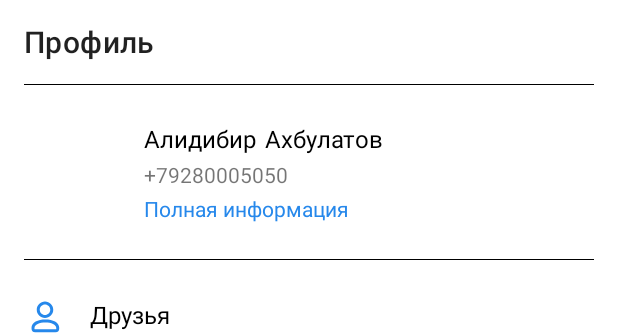
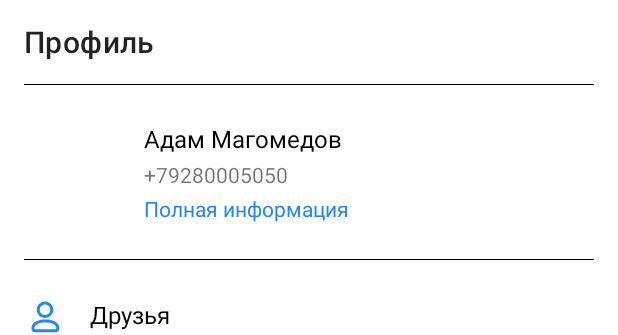
Before and after one commit to adammagomedov1/Vcontachim, an Android app: the layout fragment_profile.xml on its own in the app's theme, with its tools: preview values and no code run, on a phone screen of 412 x 824 dp. Shown: the top 335 px of the screen. Run offline under Robolectric (Android 15) with nearby library versions, the phone set to English and light mode, and no system bars.

Commit message:
Исправил зомечания

```diff
--- a/app/src/main/java/com/example/vcontachim/network/VcontachimService.kt
+++ b/app/src/main/java/com/example/vcontachim/network/VcontachimService.kt
@@ -1,18 +1,16 @@
 package com.example.vcontachim.network
 
-import android.content.SharedPreferences
 import com.example.vcontachim.models.Users
 import retrofit2.http.GET
 import retrofit2.http.Header
 import retrofit2.http.Query
 
-
 interface VcontachimService {
     @GET("users.get")
     suspend fun getUsers(
         @Header("Authorization") token: String,
-        @Query("v") v: Double,
-        @Query("fields") fields: String
+        @Query("v") v: Double = 5.131,
+        @Query("fields") fields: String = "contacts,photo_100"
     ): Users
 
 }
--- a/app/src/main/java/com/example/vcontachim/viewmodel/ProfileViewModel.kt
+++ b/app/src/main/java/com/example/vcontachim/viewmodel/ProfileViewModel.kt
@@ -26,8 +26,6 @@ class ProfileViewModel : ViewModel() {
                 val users: Users =
                     VcontachimApplication.vcontachimService.getUsers(
                         token = "Bearer ${profileEditor!!}",
-                        v = 5.131,
-                        fields = "contacts,photo_100"
                     )
 
                 profileLiveData.value = users
--- a/app/src/main/res/layout/fragment_profile.xml
+++ b/app/src/main/res/layout/fragment_profile.xml
@@ -43,31 +43,14 @@
                     android:layout_height="wrap_content"
                     android:orientation="vertical">
 
-                    <LinearLayout
-                        android:layout_width="match_parent"
-                        android:layout_height="match_parent"
-                        android:orientation="horizontal">
-
                         <TextView
-                            android:id="@+id/name"
+                            android:id="@+id/nameSurname"
                             android:layout_width="wrap_content"
                             android:layout_height="wrap_content"
                             android:layout_marginTop="24.5dp"
                             android:textColor="@color/black"
                             android:textSize="16sp"
-                            tools:text="Алидибир" />
-
-                        <TextView
-                            android:id="@+id/surname"
-                            android:layout_width="wrap_content"
-                            android:layout_height="wrap_content"
-                            android:layout_marginStart="5dp"
-                            android:layout_marginTop="24.5dp"
-                            android:textColor="@color/black"
-                            android:textSize="16sp"
-                            tools:text="Ахбулатов" />
-
-                    </LinearLayout>
+                            tools:text="Адам Магомедов" />
 
                     <TextView
                         android:id="@+id/number"
```
Also changed, not shown: app/src/main/java/com/example/vcontachim/fragment/ProfileFragment.kt (+11 -14 lines).
